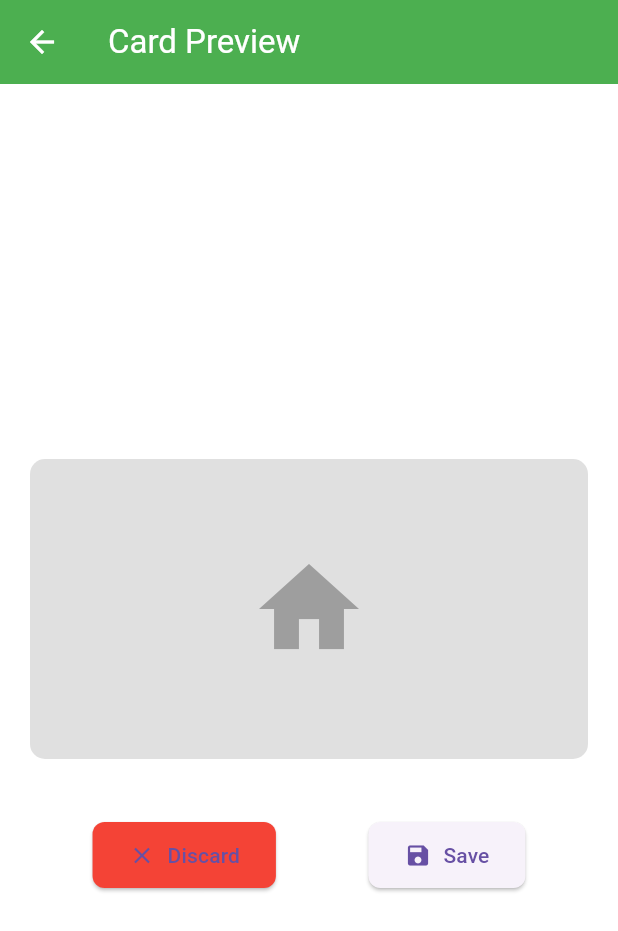
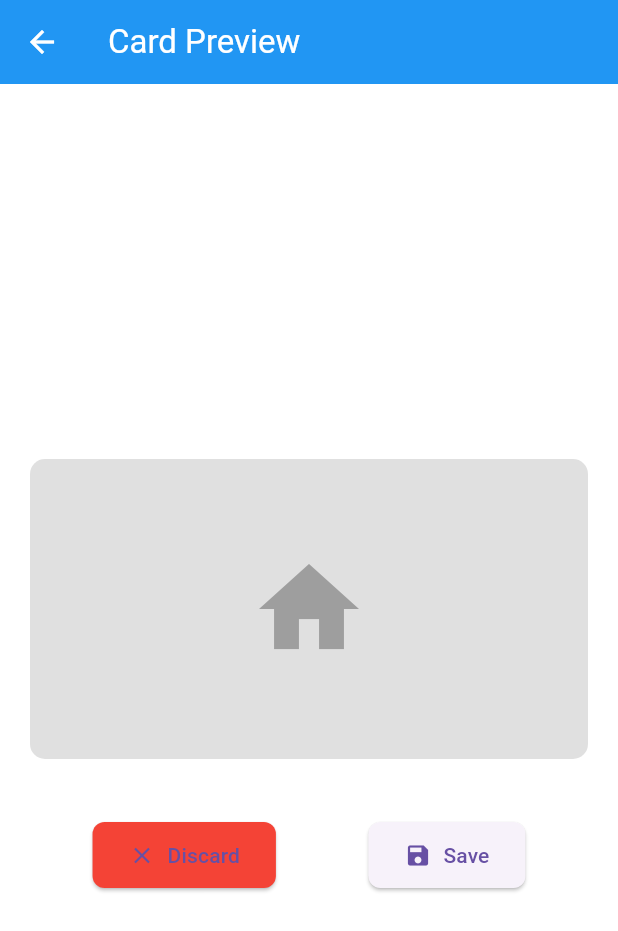
Before and after one commit to framuigai/readercard, a Flutter app: the CardPreviewScreen screen opened by its route, on a phone screen of 412 x 824 dp. Shown: the top 931 px of the screen. Run offline on Flutter 3.47's test engine with Material 3 defaults, Android fonts, the light colour scheme and no system bars.

Commit message:
returned theme to blue

```diff
--- a/lib/main.dart
+++ b/lib/main.dart
@@ -40,10 +40,10 @@ class CardReaderApp extends StatelessWidget {
 // theme/app_theme.dart
 class AppTheme {
   static final ThemeData lightTheme = ThemeData(
-    primarySwatch: Colors.green,
+    primarySwatch: Colors.blue,
     scaffoldBackgroundColor: Colors.white,
     appBarTheme: const AppBarTheme(
-      backgroundColor: Colors.green,
+      backgroundColor: Colors.blue,
       foregroundColor: Colors.white,
       elevation: 0,
     ),
```
